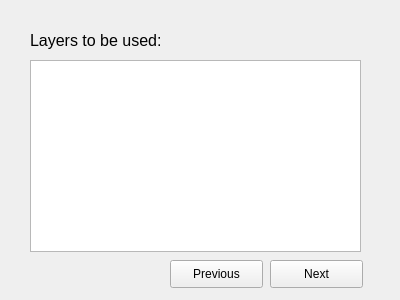
The window that gui/untitled3.ui (skowronskij/epic-maps) describes before a commit, drawn with Qt 5.
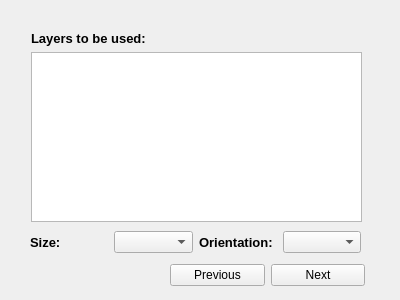
The same window after the commit.

What changed in the file:
```diff
--- a/gui/untitled3.ui
+++ b/gui/untitled3.ui
@@ -13,59 +13,106 @@
   <property name="windowTitle">
    <string>Form</string>
   </property>
+  <widget class="QWidget" name="">
+   <property name="geometry">
+    <rect>
+     <x>31</x>
+     <y>31</y>
+     <width>331</width>
+     <height>191</height>
+    </rect>
+   </property>
+   <layout class="QVBoxLayout" name="verticalLayout">
+    <item>
   <widget class="QLabel" name="label">
-   <property name="geometry">
-    <rect>
-     <x>30</x>
-     <y>30</y>
-     <width>211</width>
-     <height>21</height>
-    </rect>
-   </property>
    <property name="font">
     <font>
-     <pointsize>12</pointsize>
+        <pointsize>10</pointsize>
+        <weight>75</weight>
+        <bold>true</bold>
     </font>
    </property>
    <property name="text">
     <string>Layers to be used:</string>
    </property>
   </widget>
-  <widget class="QPushButton" name="pushButton">
+    </item>
+    <item>
+     <widget class="QListView" name="listView"/>
+    </item>
+   </layout>
+  </widget>
+  <widget class="QWidget" name="">
    <property name="geometry">
     <rect>
-     <x>270</x>
-     <y>260</y>
-     <width>93</width>
-     <height>28</height>
+     <x>30</x>
+     <y>230</y>
+     <width>331</width>
+     <height>24</height>
     </rect>
    </property>
+   <layout class="QHBoxLayout" name="horizontalLayout">
+    <item>
+     <widget class="QLabel" name="label_2">
+      <property name="font">
+       <font>
+        <pointsize>10</pointsize>
+        <weight>75</weight>
+        <bold>true</bold>
+       </font>
+      </property>
    <property name="text">
-    <string>Next</string>
-   </property>
-  </widget>
-  <widget class="QPushButton" name="pushButton_2">
+       <string>Size:</string>
+      </property>
+     </widget>
+    </item>
+    <item>
+     <widget class="QComboBox" name="comboBox"/>
+    </item>
+    <item>
+     <widget class="QLabel" name="label_3">
+      <property name="font">
+       <font>
+        <pointsize>10</pointsize>
+        <weight>75</weight>
+        <bold>true</bold>
+       </font>
+      </property>
+      <property name="text">
+       <string>Orientation:</string>
+      </property>
+     </widget>
+    </item>
+    <item>
+     <widget class="QComboBox" name="comboBox_2"/>
+    </item>
+   </layout>
+  </widget>
+  <widget class="QWidget" name="">
    <property name="geometry">
     <rect>
      <x>170</x>
      <y>260</y>
-     <width>93</width>
-     <height>28</height>
+     <width>195</width>
+     <height>30</height>
     </rect>
    </property>
+   <layout class="QHBoxLayout" name="horizontalLayout_2">
+    <item>
+     <widget class="QPushButton" name="pushButton_2">
    <property name="text">
     <string>Previous</string>
    </property>
   </widget>
-  <widget class="QListView" name="listView">
-   <property name="geometry">
-    <rect>
-     <x>30</x>
-     <y>60</y>
-     <width>331</width>
-     <height>192</height>
-    </rect>
-   </property>
+    </item>
+    <item>
+     <widget class="QPushButton" name="pushButton">
+      <property name="text">
+       <string>Next</string>
+      </property>
+     </widget>
+    </item>
+   </layout>
   </widget>
  </widget>
  <resources/>
```
Lines whose indentation alone changed are shown as unchanged.
